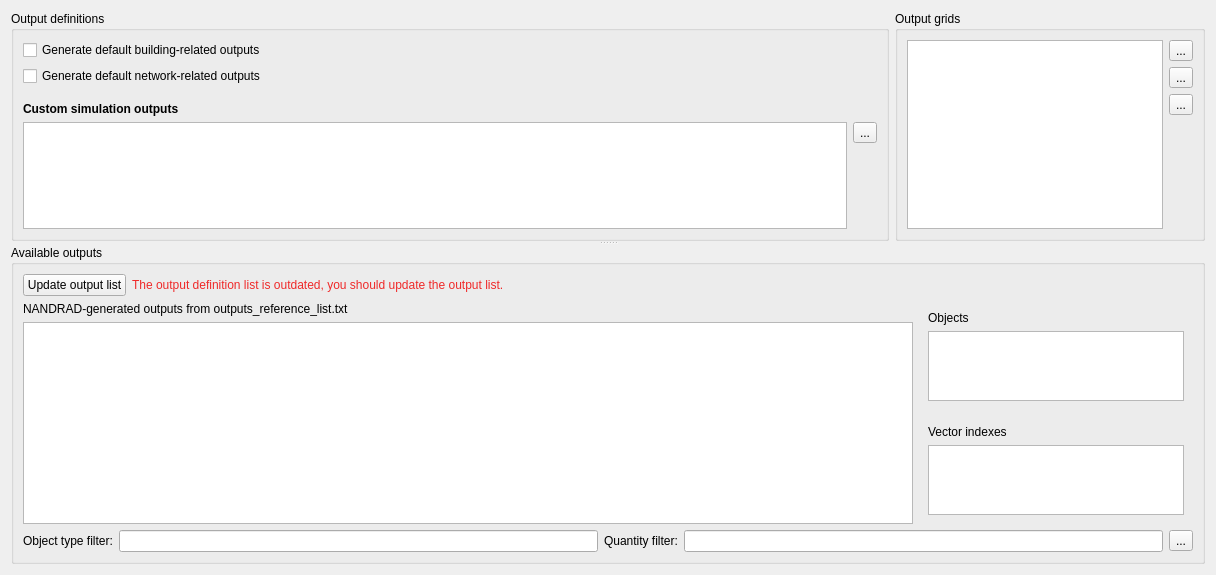
Qt form SIM-VICUS/src/SVSimulationOutputOptions.ui (ghorwin/SIM-VICUS) before a commit.
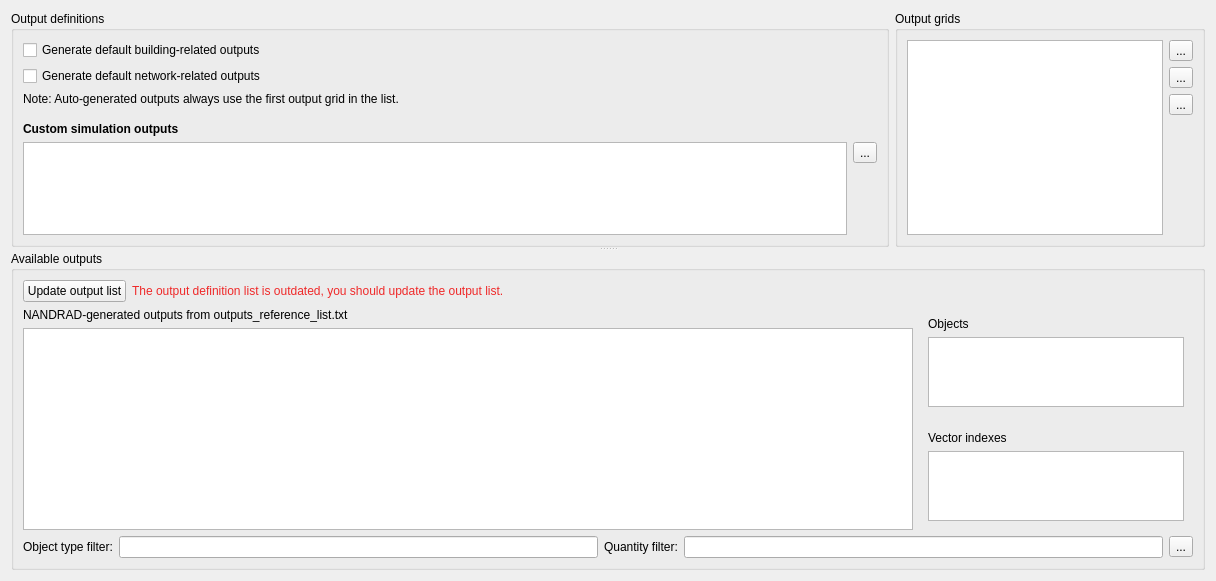
The same form after that commit. Icons and pictures are not drawn.

Commit message: More output grid stuff

The edit to the form file:
```diff
--- a/SIM-VICUS/src/SVSimulationOutputOptions.ui
+++ b/SIM-VICUS/src/SVSimulationOutputOptions.ui
@@ -7,7 +7,7 @@
     <x>0</x>
     <y>0</y>
     <width>1216</width>
-    <height>575</height>
+    <height>581</height>
    </rect>
   </property>
   <property name="windowTitle">
@@ -27,6 +27,13 @@
           <string>Output definitions</string>
          </property>
          <layout class="QGridLayout" name="gridLayout_2">
+          <item row="1" column="0">
+           <widget class="QCheckBox" name="checkBoxDefaultNetworkOutputs">
+            <property name="text">
+             <string>Generate default network-related outputs</string>
+            </property>
+           </widget>
+          </item>
           <item row="0" column="0">
            <widget class="QCheckBox" name="checkBoxDefaultBuildingOutputs">
             <property name="text">
@@ -34,40 +41,7 @@
             </property>
            </widget>
           </item>
-          <item row="4" column="0" rowspan="2">
-           <widget class="QTableWidget" name="tableWidgetOutputDefinitions">
-            <property name="sizePolicy">
-             <sizepolicy hsizetype="Expanding" vsizetype="Preferred">
-              <horstretch>0</horstretch>
-              <verstretch>0</verstretch>
-             </sizepolicy>
-            </property>
-           </widget>
-          </item>
           <item row="5" column="1">
-           <spacer name="verticalSpacer_2">
-            <property name="orientation">
-             <enum>Qt::Vertical</enum>
-            </property>
-            <property name="sizeType">
-             <enum>QSizePolicy::Preferred</enum>
-            </property>
-            <property name="sizeHint" stdset="0">
-             <size>
-              <width>20</width>
-              <height>458</height>
-             </size>
-            </property>
-           </spacer>
-          </item>
-          <item row="1" column="0">
-           <widget class="QCheckBox" name="checkBoxDefaultNetworkOutputs">
-            <property name="text">
-             <string>Generate default network-related outputs</string>
-            </property>
-           </widget>
-          </item>
-          <item row="4" column="1">
            <widget class="QToolButton" name="toolButtonRemoveDefinition">
             <property name="text">
              <string>...</string>
@@ -84,7 +58,33 @@
             </property>
            </widget>
           </item>
-          <item row="2" column="0">
+          <item row="5" column="0" rowspan="2">
+           <widget class="QTableWidget" name="tableWidgetOutputDefinitions">
+            <property name="sizePolicy">
+             <sizepolicy hsizetype="Expanding" vsizetype="Preferred">
+              <horstretch>0</horstretch>
+              <verstretch>0</verstretch>
+             </sizepolicy>
+            </property>
+           </widget>
+          </item>
+          <item row="6" column="1">
+           <spacer name="verticalSpacer_2">
+            <property name="orientation">
+             <enum>Qt::Vertical</enum>
+            </property>
+            <property name="sizeType">
+             <enum>QSizePolicy::Preferred</enum>
+            </property>
+            <property name="sizeHint" stdset="0">
+             <size>
+              <width>20</width>
+              <height>458</height>
+             </size>
+            </property>
+           </spacer>
+          </item>
+          <item row="3" column="0">
            <spacer name="verticalSpacer_4">
             <property name="orientation">
              <enum>Qt::Vertical</enum>
@@ -100,7 +100,7 @@
             </property>
            </spacer>
           </item>
-          <item row="3" column="0">
+          <item row="4" column="0">
            <widget class="QLabel" name="label_6">
             <property name="font">
              <font>
@@ -113,6 +113,13 @@
             </property>
            </widget>
           </item>
+          <item row="2" column="0">
+           <widget class="QLabel" name="label_7">
+            <property name="text">
+             <string>Note: Auto-generated outputs always use the first output grid in the list.</string>
+            </property>
+           </widget>
+          </item>
          </layout>
         </widget>
        </item>
```
The commit also changes 4 other files.
